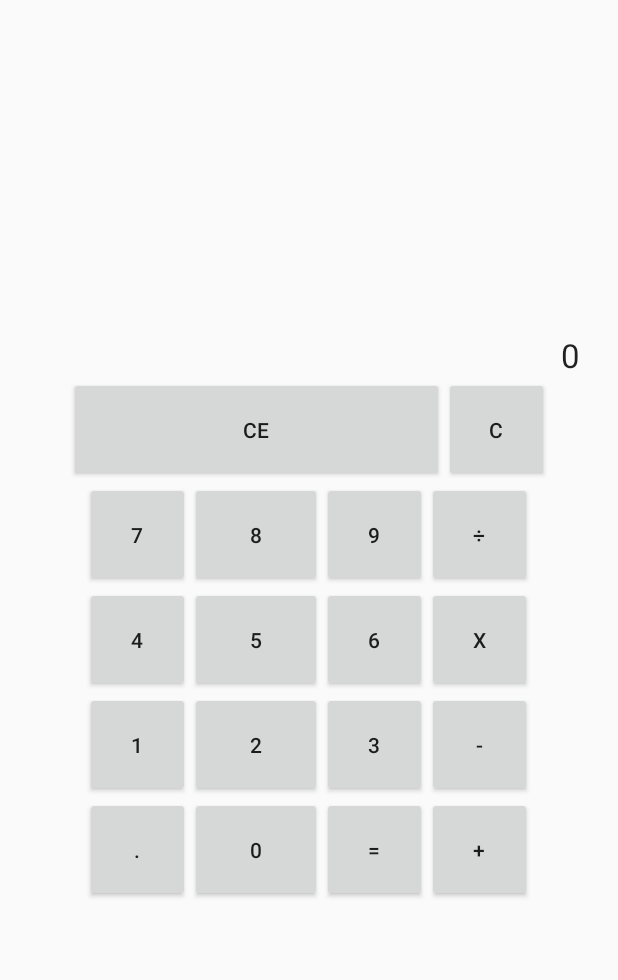
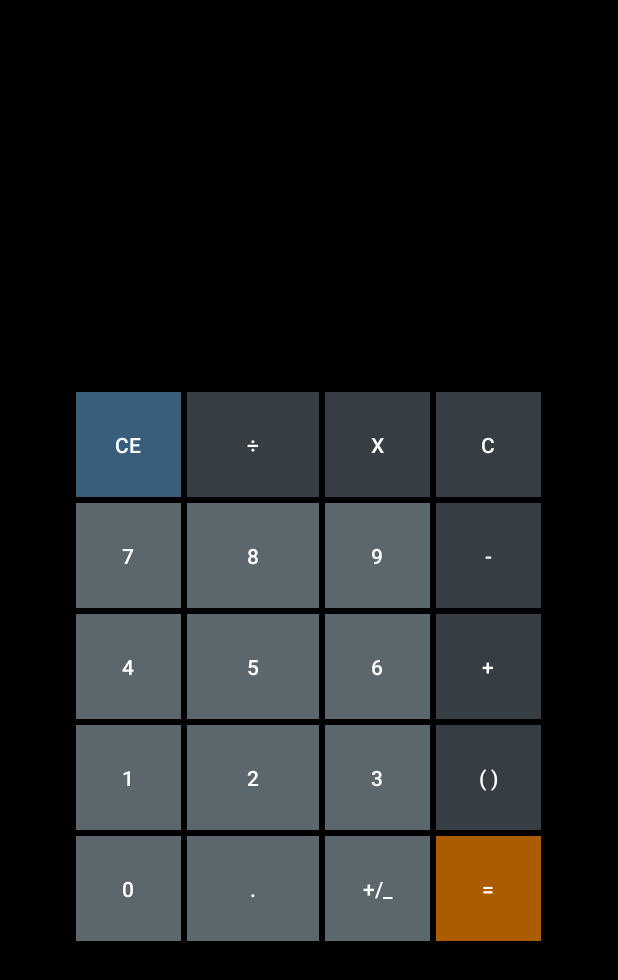
Before and after one commit to mitzelu/CalculatorAndroid, an Android app: the layout activity_main.xml on its own in the app's theme, with its tools: preview values and no code run, on a phone screen of 412 x 824 dp. Shown: the top 980 px of the screen. Run offline under Robolectric (Android 15) with nearby library versions, the phone set to English and light mode, and no system bars.

Commit message:
stergs layout

```diff
--- a/Calculator/app/src/main/res/layout-v14/activity_main.xml
+++ /dev/null
@@ -1,233 +0,0 @@
-<LinearLayout
-    android:orientation="vertical"
-    android:layout_width="fill_parent"
-    android:layout_height="fill_parent"
-    xmlns:android="http://schemas.android.com/apk/res/android"
-    android:gravity="center"
-    android:background="#ff000000"
-    android:baselineAligned="false">
-
-    <GridLayout
-
-        android:layout_width="wrap_content"
-        android:layout_height="wrap_content"
-        android:columnCount="4"
-        android:columnOrderPreserved="false"
-        android:clickable="false"
-        android:background="#ff000000">
-
-        <TextView
-            android:layout_width="wrap_content"
-            android:layout_height="wrap_content"
-            android:textAppearance="?android:attr/textAppearanceLarge"
-            android:id="@+id/intermediaryResult"
-            android:layout_columnSpan="4"
-            android:layout_marginRight="10dp"
-            android:layout_gravity="right"
-            android:textColor="#ffffffff" />
-
-        <TextView
-            android:layout_width="wrap_content"
-            android:layout_height="36dp"
-            android:textAppearance="?android:attr/textAppearanceLarge"
-            android:id="@+id/result"
-            android:editable="false"
-            android:layout_gravity="right"
-            android:layout_marginRight="10dp"
-            android:layout_columnSpan="4"
-            android:textColor="#ab5c00" />
-
-        <Button
-            android:text="CE"
-            android:id="@+id/buttonCE"
-            android:layout_width="@dimen/size"
-            android:layout_height="@dimen/size"
-            android:textColor="#ffffff"
-            android:background="#395e7b"
-            android:layout_margin="2dp"/>
-
-        <Button
-            android:text="÷"
-            android:id="@+id/buttonDiv"
-            android:layout_width="@dimen/size"
-            android:layout_height="@dimen/size"
-            android:layout_gravity="fill"
-            android:textColor="#ffffff"
-            android:background="#363d43"
-            android:layout_margin="2dp" />
-
-
-        <Button
-            android:text="x"
-            android:id="@+id/buttonMul"
-            android:layout_width="@dimen/size"
-            android:layout_height="@dimen/size"
-            android:layout_gravity="fill"
-            android:textColor="#ffffff"
-            android:background="#363d43"
-            android:layout_margin="2dp" />
-
-        <Button
-            android:text="C"
-            android:id="@+id/buttonC"
-            android:layout_width="@dimen/size"
-            android:layout_height="@dimen/size"
-            android:textColor="#ffffff"
-            android:background="#363d43"
-            android:layout_margin="2dp" />
-
-        <Button
-            android:text="7"
-            android:id="@+id/button7"
-            android:layout_gravity="fill"
-            android:layout_width="@dimen/size"
-            android:layout_height="@dimen/size"
-            android:textColor="#ffffff"
-            android:background="#5c676d"
-            android:layout_margin="2dp" />
-
-        <Button
-            android:text="8"
-            android:id="@+id/button8"
-            android:layout_gravity="fill"
-            android:layout_width="@dimen/size"
-            android:layout_height="@dimen/size"
-            android:textColor="#ffffff"
-            android:background="#5c676d"
-            android:layout_margin="2dp" />
-
-        <Button
-            android:text="9"
-            android:id="@+id/button9"
-            android:layout_width="@dimen/size"
-            android:layout_height="@dimen/size"
-            android:textColor="#ffffff"
-            android:background="#5c676d"
-            android:layout_margin="2dp" />
-
-        <Button
-            android:text="-"
-            android:id="@+id/buttonSub"
-            android:layout_width="@dimen/size"
-            android:layout_height="@dimen/size"
-            android:layout_gravity="fill"
-            android:textColor="#ffffff"
-            android:background="#363d43"
-            android:layout_margin="2dp" />
-
-        <Button
-            android:text="4"
-            android:id="@+id/button4"
-            android:layout_gravity="fill"
-            android:layout_height="@dimen/size"
-            android:layout_width="@dimen/size"
-            android:textColor="#ffffff"
-            android:background="#5c676d"
-            android:layout_margin="2dp" />
-
-        <Button
-            android:text="5"
-            android:id="@+id/button5"
-            android:layout_gravity="fill"
-            android:textColor="#ffffff"
-            android:background="#5c676d"
-            android:layout_margin="2dp" />
-
-        <Button
-            android:text="6"
-            android:id="@+id/button6"
-            android:layout_width="@dimen/size"
-            android:layout_height="@dimen/size"
-            android:textColor="#ffffff"
-            android:background="#5c676d"
-            android:layout_margin="2dp" />
-
-        <Button
-            android:text="+"
-            android:id="@+id/buttonAdd"
-            android:layout_width="@dimen/size"
-            android:layout_height="@dimen/size"
-            android:layout_gravity="fill"
-            android:textColor="#ffffff"
-            android:background="#363d43"
-            android:layout_margin="2dp" />
-
-        <Button
-            android:text="1"
-            android:id="@+id/button1"
-            android:layout_gravity="fill"
-            android:layout_width="@dimen/size"
-            android:layout_height="@dimen/size"
-            android:textColor="#ffffff"
-            android:background="#5c676d"
-            android:layout_margin="2dp" />
-
-        <Button
-            android:text="2"
-            android:id="@+id/button2"
-            android:layout_gravity="fill"
-            android:textColor="#ffffff"
-            android:background="#5c676d"
-            android:layout_margin="2dp" />
-
-        <Button
-            android:text="3"
-            android:id="@+id/button3"
-            android:layout_width="@dimen/size"
-            android:layout_height="@dimen/size"
-            android:textColor="#ffffff"
-            android:background="#5c676d"
-            android:layout_margin="2dp" />
-
-        <Button
-            android:text="( )"
-            android:id="@+id/buttonPar"
-            android:layout_gravity="fill"
-            android:layout_width="@dimen/size"
-            android:layout_height="@dimen/size"
-            android:textColor="#ffffff"
-            android:background="#363d43"
-            android:layout_margin="2dp" />
-
-        <Button
-            android:text="0"
-            android:id="@+id/button0"
-            android:layout_gravity="fill"
-            android:layout_width="@dimen/size"
-            android:layout_height="@dimen/size"
-            android:textColor="#ffffff"
-            android:background="#5c676d"
-            android:layout_margin="2dp" />
-
-        <Button
-            android:text="."
-            android:id="@+id/buttonDot"
-            android:layout_width="@dimen/size"
-            android:layout_height="@dimen/size"
-            android:layout_gravity="fill"
-            android:textColor="#ffffff"
-            android:background="#5c676d"
-            android:layout_margin="2dp" />
-
-        <Button
-            android:text="+/_"
-            android:id="@+id/buttonPlusMinus"
-            android:layout_gravity="fill"
-            android:layout_width="@dimen/size"
-            android:layout_height="@dimen/size"
-            android:textColor="#ffffff"
-            android:background="#5c676d"
-            android:layout_margin="2dp" />
-
-        <Button
-            android:text="="
-            android:id="@+id/buttonEqual"
-            android:layout_width="@dimen/size"
-            android:layout_height="@dimen/size"
-            android:layout_gravity="fill"
-            android:textColor="#ffffff"
-            android:background="#ab5c00"
-            android:layout_margin="2dp" />
-
-    </GridLayout>
-</LinearLayout>
--- a/Calculator/app/src/main/res/layout/activity_main.xml
+++ b/Calculator/app/src/main/res/layout/activity_main.xml
@@ -3,49 +3,77 @@
     android:layout_width="fill_parent"
     android:layout_height="fill_parent"
     xmlns:android="http://schemas.android.com/apk/res/android"
-    android:gravity="center">
+    android:gravity="center"
+    android:background="#ff000000"
+    android:baselineAligned="false">
+
+    <GridLayout
+
+        android:layout_width="wrap_content"
+        android:layout_height="wrap_content"
+        android:columnCount="4"
+        android:columnOrderPreserved="false"
+        android:clickable="false"
+        android:background="#ff000000">
 
         <TextView
             android:layout_width="wrap_content"
             android:layout_height="wrap_content"
             android:textAppearance="?android:attr/textAppearanceLarge"
-        android:text="0"
+            android:id="@+id/intermediaryResult"
+            android:layout_columnSpan="4"
+            android:layout_marginRight="10dp"
+            android:layout_gravity="right"
+            android:textColor="#ffffffff" />
+
+        <TextView
+            android:layout_width="wrap_content"
+            android:layout_height="36dp"
+            android:textAppearance="?android:attr/textAppearanceLarge"
             android:id="@+id/result"
             android:editable="false"
             android:layout_gravity="right"
-        android:layout_marginRight="25dp"
+            android:layout_marginRight="10dp"
             android:layout_columnSpan="4"
-        android:layout_row="0"
-        android:layout_column="0" />
-
-    <LinearLayout
-        android:orientation="horizontal"
-        android:layout_width="320dp"
-        android:layout_height="wrap_content"
-        android:weightSum="1">
+            android:textColor="#ab5c00" />
 
         <Button
             android:text="CE"
             android:id="@+id/buttonCE"
             android:layout_width="@dimen/size"
             android:layout_height="@dimen/size"
-            android:layout_row="1"
-            android:layout_column="2"
-            android:layout_weight="1.00" />
+            android:textColor="#ffffff"
+            android:background="#395e7b"
+            android:layout_margin="2dp"/>
+
+        <Button
+            android:text="÷"
+            android:id="@+id/buttonDiv"
+            android:layout_width="@dimen/size"
+            android:layout_height="@dimen/size"
+            android:layout_gravity="fill"
+            android:textColor="#ffffff"
+            android:background="#363d43"
+            android:layout_margin="2dp" />
+
+        <Button
+            android:text="x"
+            android:id="@+id/buttonMul"
+            android:layout_width="@dimen/size"
+            android:layout_height="@dimen/size"
+            android:layout_gravity="fill"
+            android:textColor="#ffffff"
+            android:background="#363d43"
+            android:layout_margin="2dp" />
 
         <Button
             android:text="C"
             android:id="@+id/buttonC"
             android:layout_width="@dimen/size"
             android:layout_height="@dimen/size"
-            android:layout_row="1"
-            android:layout_column="3" />
-    </LinearLayout>
-
-    <GridLayout
-        android:layout_width="wrap_content"
-        android:layout_height="wrap_content"
-        android:columnCount="4">
+            android:textColor="#ffffff"
+            android:background="#363d43"
+            android:layout_margin="2dp" />
 
         <Button
             android:text="7"
@@ -53,8 +81,9 @@
             android:layout_gravity="fill"
             android:layout_width="@dimen/size"
             android:layout_height="@dimen/size"
-            android:layout_row="2"
-            android:layout_column="0" />
+            android:textColor="#ffffff"
+            android:background="#5c676d"
+            android:layout_margin="2dp" />
 
         <Button
             android:text="8"
@@ -62,25 +91,28 @@
             android:layout_gravity="fill"
             android:layout_width="@dimen/size"
             android:layout_height="@dimen/size"
-            android:layout_row="2"
-            android:layout_column="1" />
+            android:textColor="#ffffff"
+            android:background="#5c676d"
+            android:layout_margin="2dp" />
 
         <Button
             android:text="9"
             android:id="@+id/button9"
             android:layout_width="@dimen/size"
             android:layout_height="@dimen/size"
-            android:layout_row="2"
-            android:layout_column="2" />
+            android:textColor="#ffffff"
+            android:background="#5c676d"
+            android:layout_margin="2dp" />
 
         <Button
-            android:text="÷"
-            android:id="@+id/buttonDiv"
+            android:text="-"
+            android:id="@+id/buttonSub"
             android:layout_width="@dimen/size"
             android:layout_height="@dimen/size"
             android:layout_gravity="fill"
-            android:layout_row="2"
-            android:layout_column="3" />
+            android:textColor="#ffffff"
+            android:background="#363d43"
+            android:layout_margin="2dp" />
 
         <Button
             android:text="4"
@@ -88,32 +120,36 @@
             android:layout_gravity="fill"
             android:layout_height="@dimen/size"
             android:layout_width="@dimen/size"
-            android:layout_row="3"
-            android:layout_column="0" />
+            android:textColor="#ffffff"
+            android:background="#5c676d"
+            android:layout_margin="2dp" />
 
         <Button
             android:text="5"
             android:id="@+id/button5"
             android:layout_gravity="fill"
-            android:layout_row="3"
-            android:layout_column="1" />
+            android:textColor="#ffffff"
+            android:background="#5c676d"
+            android:layout_margin="2dp" />
 
         <Button
             android:text="6"
             android:id="@+id/button6"
             android:layout_width="@dimen/size"
             android:layout_height="@dimen/size"
-            android:layout_row="3"
-            android:layout_column="2" />
+            android:textColor="#ffffff"
+            android:background="#5c676d"
+            android:layout_margin="2dp" />
 
         <Button
-            android:text="x"
-            android:id="@+id/buttonMul"
+            android:text="+"
+            android:id="@+id/buttonAdd"
             android:layout_width="@dimen/size"
             android:layout_height="@dimen/size"
             android:layout_gravity="fill"
-            android:layout_row="3"
-            android:layout_column="3" />
+            android:textColor="#ffffff"
+            android:background="#363d43"
+            android:layout_margin="2dp" />
 
         <Button
             android:text="1"
@@ -121,50 +157,66 @@
             android:layout_gravity="fill"
             android:layout_width="@dimen/size"
             android:layout_height="@dimen/size"
-            android:layout_row="4"
-            android:layout_column="0" />
+            android:textColor="#ffffff"
+            android:background="#5c676d"
+            android:layout_margin="2dp" />
 
         <Button
             android:text="2"
             android:id="@+id/button2"
             android:layout_gravity="fill"
-            android:layout_row="4"
-            android:layout_column="1" />
+            android:textColor="#ffffff"
+            android:background="#5c676d"
+            android:layout_margin="2dp" />
 
         <Button
             android:text="3"
             android:id="@+id/button3"
             android:layout_width="@dimen/size"
             android:layout_height="@dimen/size"
-            android:layout_row="4"
-            android:layout_column="2" />
+            android:textColor="#ffffff"
+            android:background="#5c676d"
+            android:layout_margin="2dp" />
 
         <Button
-            android:text="-"
-            android:id="@+id/buttonSub"
+            android:text="( )"
+            android:id="@+id/buttonPar"
             android:layout_gravity="fill"
             android:layout_width="@dimen/size"
             android:layout_height="@dimen/size"
-            android:layout_row="4"
-            android:layout_column="3" />
+            android:textColor="#ffffff"
+            android:background="#363d43"
+            android:layout_margin="2dp" />
+
+        <Button
+            android:text="0"
+            android:id="@+id/button0"
+            android:layout_gravity="fill"
+            android:layout_width="@dimen/size"
+            android:layout_height="@dimen/size"
+            android:textColor="#ffffff"
+            android:background="#5c676d"
+            android:layout_margin="2dp" />
 
         <Button
             android:text="."
             android:id="@+id/buttonDot"
+            android:layout_width="@dimen/size"
+            android:layout_height="@dimen/size"
+            android:layout_gravity="fill"
+            android:textColor="#ffffff"
+            android:background="#5c676d"
+            android:layout_margin="2dp" />
+
+        <Button
+            android:text="+/_"
+            android:id="@+id/buttonPlusMinus"
             android:layout_gravity="fill"
             android:layout_width="@dimen/size"
             android:layout_height="@dimen/size"
-            android:layout_row="5"
-            android:layout_column="0" />
-
-        <Button
-            android:text="0"
-            android:id="@+id/button0"
-            android:layout_width="@dimen/size"
-            android:layout_height="@dimen/size"
-            android:layout_gravity="fill"
-            android:layout_row="5"
-            android:layout_column="1" />
+            android:textColor="#ffffff"
+            android:background="#5c676d"
+            android:layout_margin="2dp" />
 
         <Button
             android:text="="
@@ -172,16 +224,9 @@
             android:layout_width="@dimen/size"
             android:layout_height="@dimen/size"
             android:layout_gravity="fill"
-            android:layout_row="5"
-            android:layout_column="2" />
+            android:textColor="#ffffff"
+            android:background="#ab5c00"
+            android:layout_margin="2dp" />
 
-        <Button
-            android:text="+"
-            android:id="@+id/buttonAdd"
-            android:layout_gravity="fill"
-            android:layout_width="@dimen/size"
-            android:layout_height="@dimen/size"
-            android:layout_row="5"
-            android:layout_column="3" />
     </GridLayout>
 </LinearLayout>
```
Also changed, not shown: 1 other file. Lines whose indentation alone changed are shown as unchanged.
